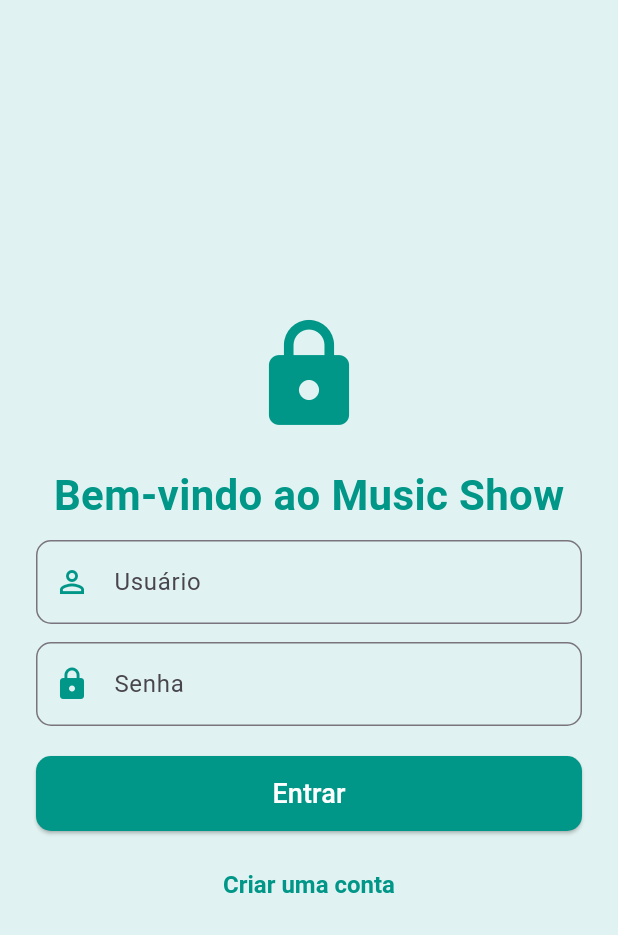
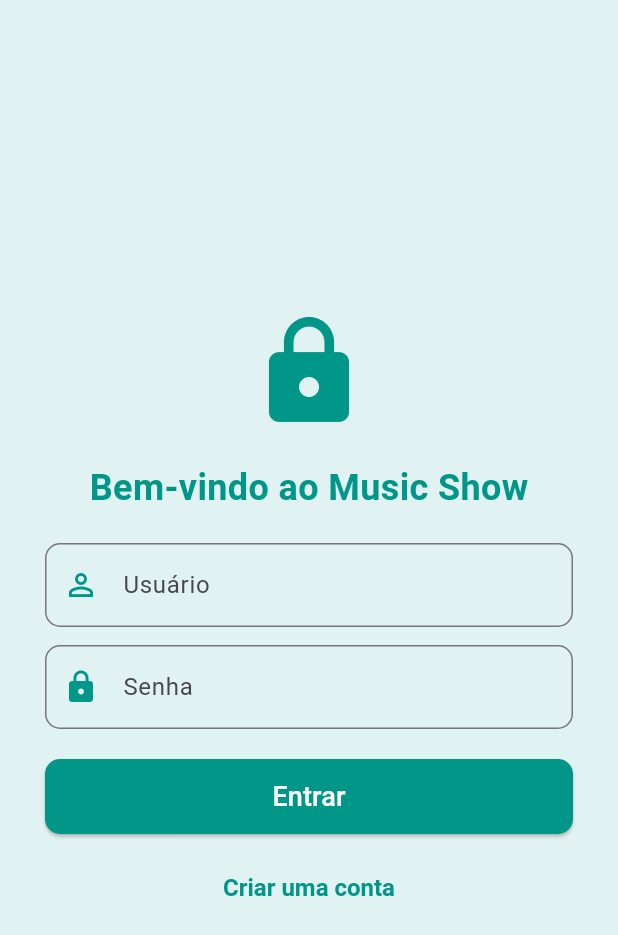
Before and after one commit to nathampa/web1-musicshow-front, a Flutter app: the screen it shows after launch, on a phone screen of 412 x 824 dp. Shown: the top 935 px of the screen. Run offline on Flutter 3.47's test engine with Material 3 defaults, Android fonts, the phone set to English and light mode, and no system bars; our stand-ins replace shared_preferences.

Commit message:
Limite de largura para os componentes, melhorando o design

```diff
--- a/lib/screens/auth_screen.dart
+++ b/lib/screens/auth_screen.dart
@@ -53,8 +53,8 @@ class _AuthScreenState extends State<AuthScreen> {
     if (success) {
       if (isLogin) {
         Navigator.pushReplacement(
-            context,
-            MaterialPageRoute(builder: (context) => const HomeScreen()),
+          context,
+          MaterialPageRoute(builder: (context) => const HomeScreen()),
         );
       } else {
         ScaffoldMessenger.of(context).showSnackBar(
@@ -74,8 +74,9 @@ class _AuthScreenState extends State<AuthScreen> {
     return Scaffold(
       backgroundColor: Colors.teal[50],
       body: Center(
-        child: Padding(
+        child: Container(
           padding: const EdgeInsets.all(24.0),
+          constraints: const BoxConstraints(maxWidth: 400), // Define um limite de largura
           child: Column(
             mainAxisSize: MainAxisSize.min,
             children: [
@@ -83,9 +84,9 @@ class _AuthScreenState extends State<AuthScreen> {
               const SizedBox(height: 20),
               Text(
                 isLogin ? "Bem-vindo ao Music Show" : "Criar Conta",
-                style: const TextStyle(fontSize: 28, fontWeight: FontWeight.bold, color: Colors.teal),
+                style: const TextStyle(fontSize: 24, fontWeight: FontWeight.bold, color: Colors.teal),
               ),
-              const SizedBox(height: 10),
+              const SizedBox(height: 20),
               if (!isLogin)
                 TextField(
                   controller: nomeController,
```
Also changed, not shown: lib/screens/bands_screen.dart (+11 -6 lines).
